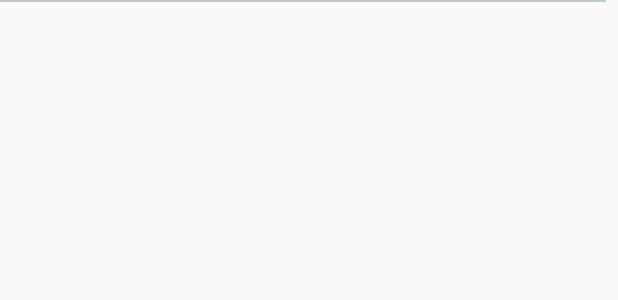
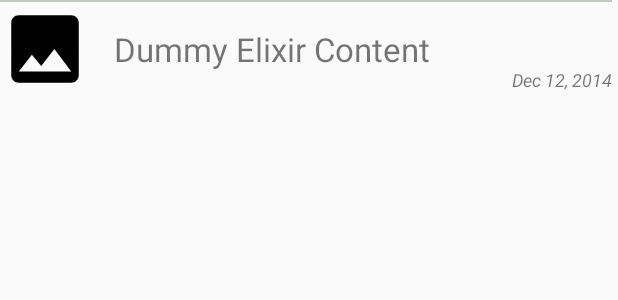
Before and after one commit to Rrishik/ClashRoyale, an Android app: the layout news_list.xml on its own in the app's theme, with its tools: preview values and no code run, on a phone screen of 412 x 824 dp. Shown: the top 300 px of the screen. Run offline under Robolectric (Android 15) with nearby library versions, the phone set to English and light mode, and no system bars; network calls fail.

Commit message:
Minor UI changes
Added image placeholder, news_item ui, date format

```diff
--- a/app/build.gradle
+++ b/app/build.gradle
@@ -9,6 +9,7 @@ android {
         targetSdkVersion 25
         versionCode 1
         versionName "1.0"
+        vectorDrawables.useSupportLibrary = true
         testInstrumentationRunner "android.support.test.runner.AndroidJUnitRunner"
     }
     buildTypes {
--- a/app/src/main/java/com/example/ramen/clashroyaleupdates/adapter/AdapterData.java
+++ b/app/src/main/java/com/example/ramen/clashroyaleupdates/adapter/AdapterData.java
@@ -6,11 +6,12 @@ package com.example.ramen.clashroyaleupdates.adapter;
  */
 
 public class AdapterData {
+
     public String mNewsData;
     public String mImageLink;
     public String mDate;
 
-    public AdapterData(String mNewsData,String mImageLink, String mDate){
+    public AdapterData(String mNewsData, String mImageLink, String mDate) {
         this.mNewsData = mNewsData;
         this.mImageLink = mImageLink;
         this.mDate = mDate;
--- a/app/src/main/java/com/example/ramen/clashroyaleupdates/helper/PageParser.java
+++ b/app/src/main/java/com/example/ramen/clashroyaleupdates/helper/PageParser.java
@@ -17,7 +17,6 @@ import java.util.List;
 
 public class PageParser {
 
-
     public static AdapterData[] parsePage(String page) {
         List<AdapterData> newsList = new ArrayList<AdapterData>();
         Document doc = Jsoup.parse(page);
@@ -29,7 +28,7 @@ public class PageParser {
             String imgLinks = srcTags.attr("data-srcset");
             String news = dataLabels.substring(dataLabels.lastIndexOf("Image") + 8);
             String date = div.getElementsByClass("home-news-primary-item-date").text();
-            AdapterData data = new AdapterData(news,imgLinks,date);
+            AdapterData data = new AdapterData(news, imgLinks, date);
             newsList.add(data);
         }
         AdapterData[] newsArr = new AdapterData[newsList.size()];
--- /dev/null
+++ b/app/src/main/res/drawable/ic_placeholder.xml
@@ -0,0 +1,9 @@
+<vector xmlns:android="http://schemas.android.com/apk/res/android"
+    android:width="60dp"
+    android:height="60dp"
+    android:viewportHeight="24.0"
+    android:viewportWidth="24.0">
+    <path
+        android:fillColor="#FF000000"
+        android:pathData="M21,19V5c0,-1.1 -0.9,-2 -2,-2H5c-1.1,0 -2,0.9 -2,2v14c0,1.1 0.9,2 2,2h14c1.1,0 2,-0.9 2,-2zM8.5,13.5l2.5,3.01L14.5,12l4.5,6H5l3.5,-4.5z" />
+</vector>
--- a/app/src/main/res/layout/activity_main.xml
+++ b/app/src/main/res/layout/activity_main.xml
@@ -4,6 +4,7 @@
     android:layout_width="match_parent"
     android:layout_height="match_parent"
     tools:context="com.example.ramen.clashroyaleupdates.MainActivity">
+
     <android.support.v4.widget.SwipeRefreshLayout
         android:id="@+id/srl_refresh"
         android:layout_width="match_parent"
@@ -26,6 +27,4 @@
 
     </android.support.v4.widget.SwipeRefreshLayout>
 
-
-
 </FrameLayout>
--- a/app/src/main/res/layout/news_list.xml
+++ b/app/src/main/res/layout/news_list.xml
@@ -1,44 +1,47 @@
 <?xml version="1.0" encoding="utf-8"?>
 <RelativeLayout xmlns:android="http://schemas.android.com/apk/res/android"
+    xmlns:app="http://schemas.android.com/apk/res-auto"
     android:layout_width="match_parent"
-    android:layout_height="wrap_content" >
+    android:layout_height="65dp">
 
     <ImageView
         android:id="@+id/iv_news_image"
         android:layout_width="wrap_content"
-        android:layout_height="wrap_content"
-        android:layout_alignParentLeft="true"
-        android:layout_alignParentTop="true" />
+        android:layout_height="60dp"
+        android:layout_centerVertical="true"
+        android:adjustViewBounds="true"
+        android:scaleType="center"
+        app:srcCompat="@drawable/ic_placeholder" />
 
     <TextView
         android:id="@+id/tv_news_data"
-        android:layout_width="wrap_content"
+        android:layout_width="match_parent"
         android:layout_height="wrap_content"
-        android:layout_alignBottom="@+id/iv_news_image"
-        android:layout_alignTop="@+id/iv_news_image"
+        android:layout_centerVertical="true"
         android:layout_toRightOf="@+id/iv_news_image"
+        android:ellipsize="end"
+        android:gravity="center_vertical"
+        android:maxLines="1"
         android:padding="16dp"
         android:text="Dummy Elixir Content"
-        android:gravity="center_vertical"
         android:textSize="22sp" />
 
     <TextView
         android:id="@+id/tv_date"
         android:layout_width="wrap_content"
         android:layout_height="wrap_content"
-        android:textSize="16sp"
-        android:layout_alignBottom="@+id/tv_news_data"
-        android:layout_alignTop="@+id/tv_news_data"
+        android:layout_alignParentBottom="true"
         android:layout_alignParentRight="true"
         android:layout_marginBottom="4sp"
         android:layout_marginRight="4sp"
-        android:textAlignment="inherit"
-        android:gravity="bottom"/>
+        android:text="Dec 12, 2014"
+        android:textSize="12sp"
+        android:textStyle="italic" />
 
     <View
         android:layout_width="match_parent"
         android:layout_height="1dp"
-        android:layout_marginRight="8dp"
+        android:layout_marginRight="4dp"
         android:background="#baba" />
 
 </RelativeLayout>
```
Also changed, not shown: app/src/main/java/com/example/ramen/clashroyaleupdates/MainActivity.java (+2 -15 lines), app/src/main/java/com/example/ramen/clashroyaleupdates/adapter/NewsAdapter.java (+4 -4 lines), app/src/main/java/com/example/ramen/clashroyaleupdates/helper/Util.java (added, +52 -0 lines), 1 other file.
